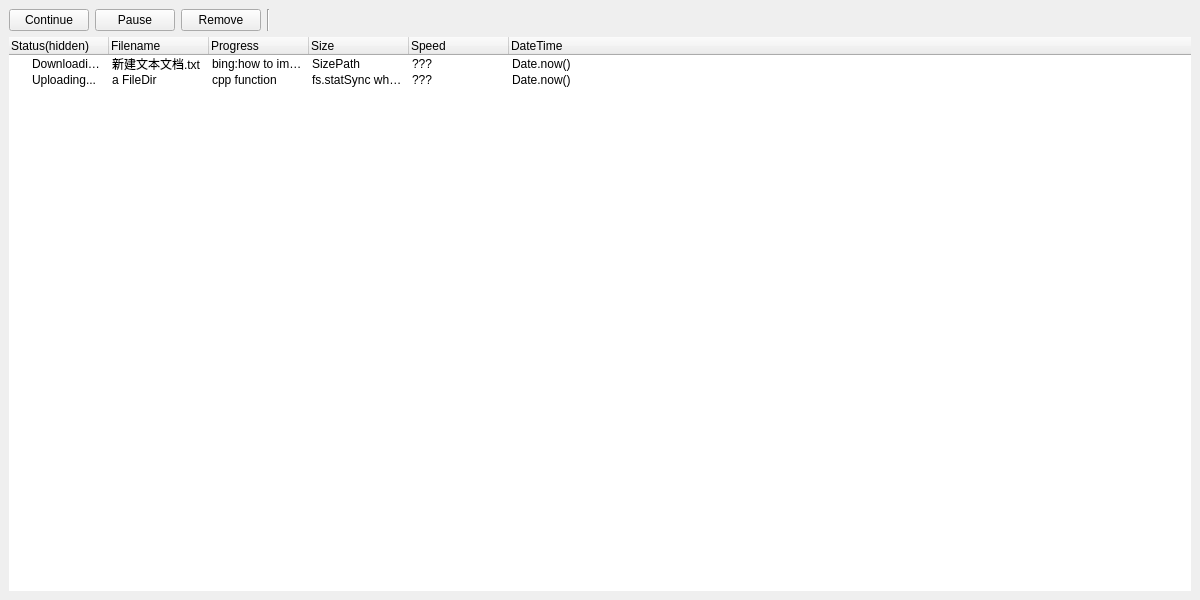
The window that propertieswidget.ui (kechuan/HTTP-QT) describes before a commit, drawn with Qt 5.
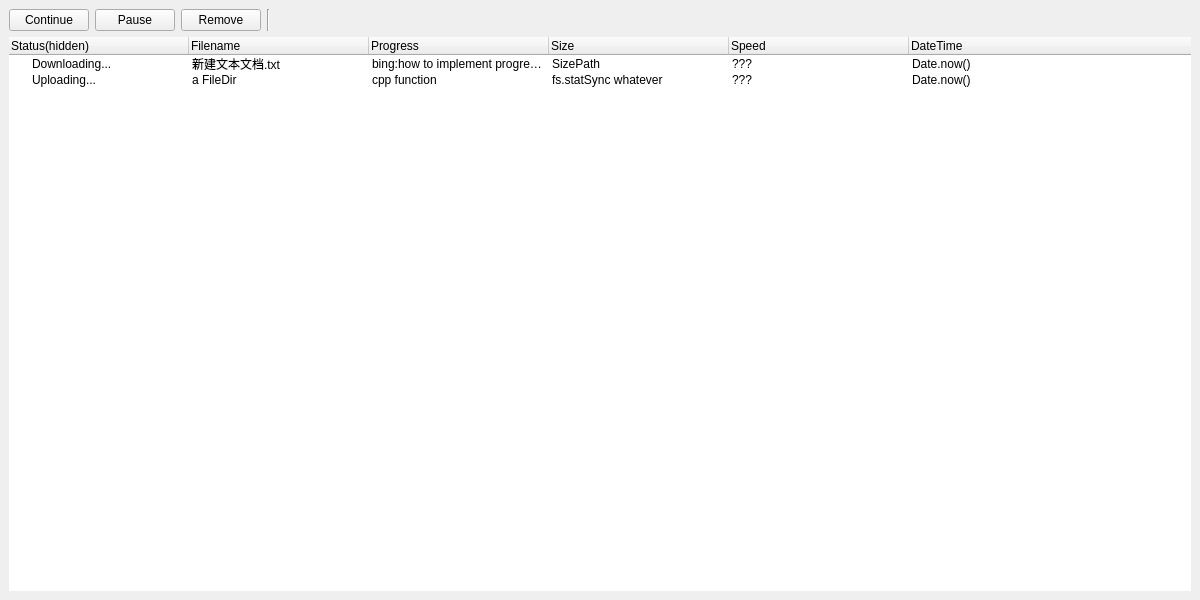
The same window after the commit.

```diff
--- a/propertieswidget.ui
+++ b/propertieswidget.ui
@@ -163,6 +163,9 @@
            <property name="midLineWidth">
             <number>0</number>
            </property>
+           <attribute name="headerDefaultSectionSize">
+            <number>180</number>
+           </attribute>
            <column>
             <property name="text">
              <string>Status(hidden)</string>
```
